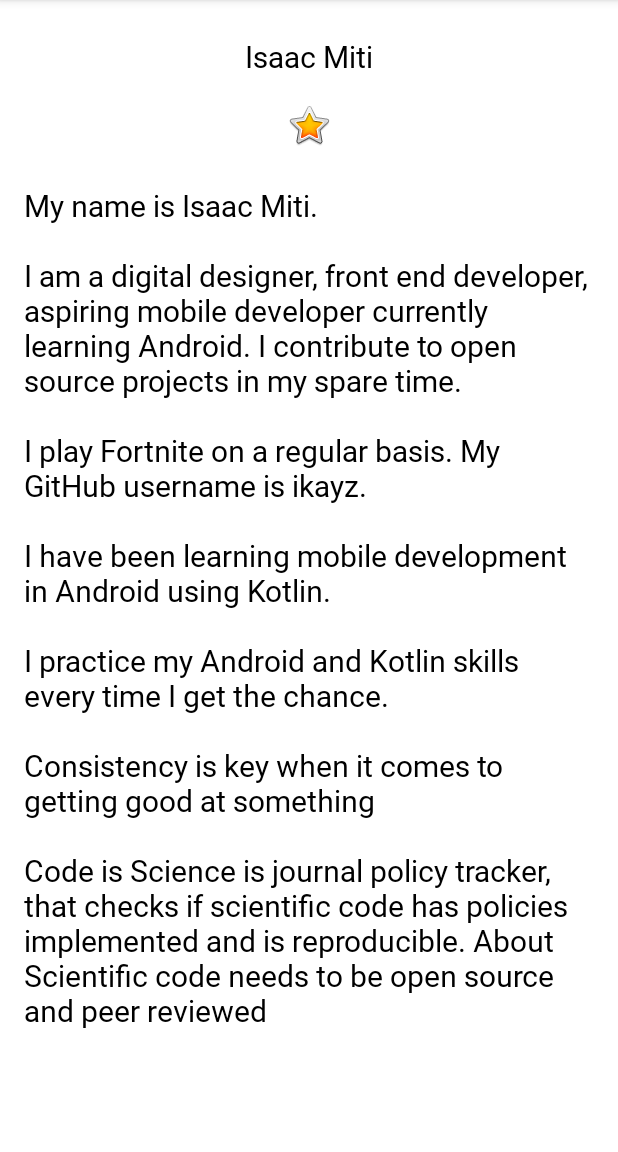
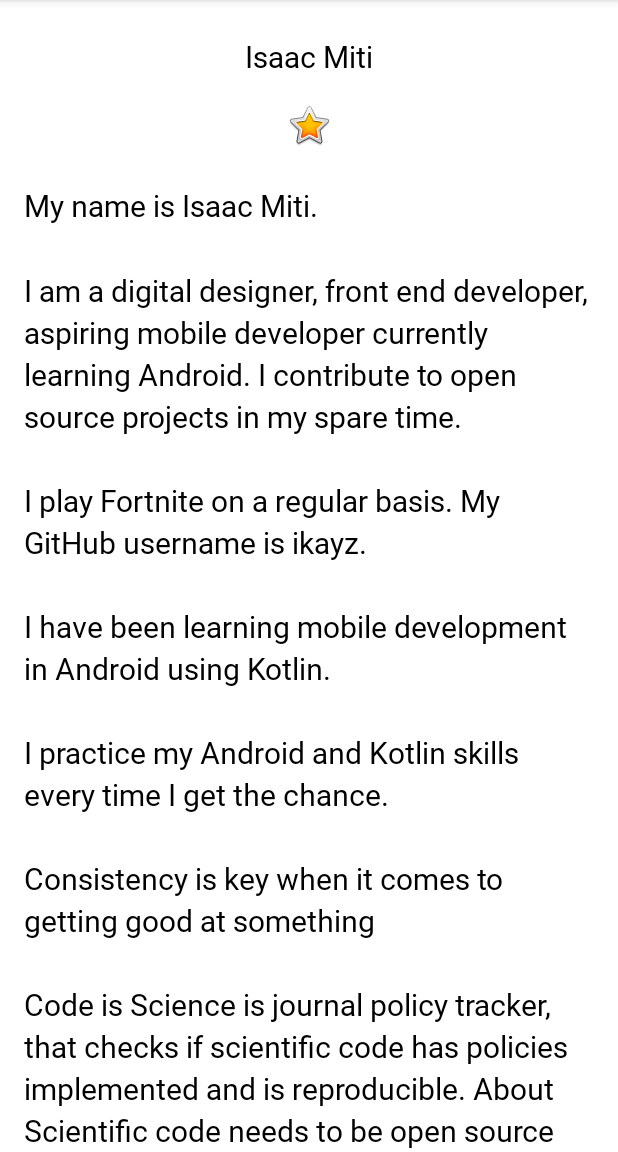
Before and after one commit to ikayz/about-me, an Android app: the screen it shows after launch (MainActivity), on a phone screen of 412 x 824 dp, the part 84-1236 px from its top. Run offline under Robolectric (Android 15) with nearby library versions, the phone set to English and light mode, and no system bars.

Commit message:
Add more spacing between lines

```diff
--- a/app/src/main/res/layout/activity_main.xml
+++ b/app/src/main/res/layout/activity_main.xml
@@ -35,7 +35,8 @@
             android:layout_height="wrap_content"
             android:paddingStart="@dimen/padding"
             android:paddingEnd="@dimen/padding"
-            android:text="@string/bio" />
+            android:text="@string/bio"
+            android:lineSpacingMultiplier="1.2"/>
     </ScrollView>
 
 </LinearLayout>
```
